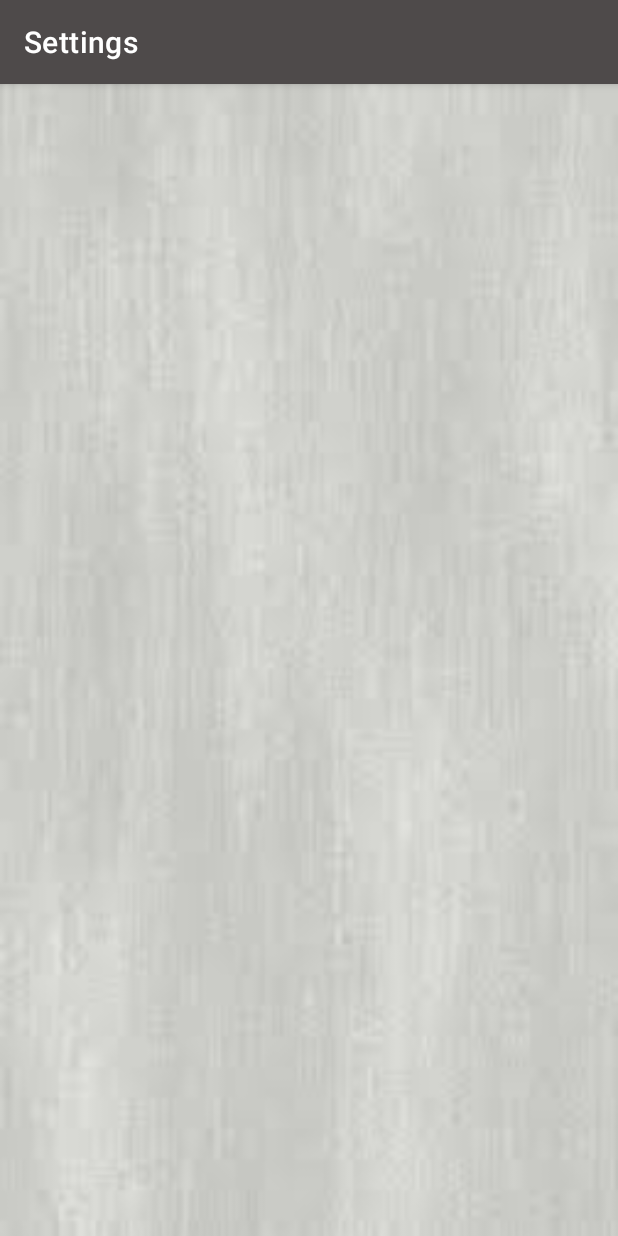
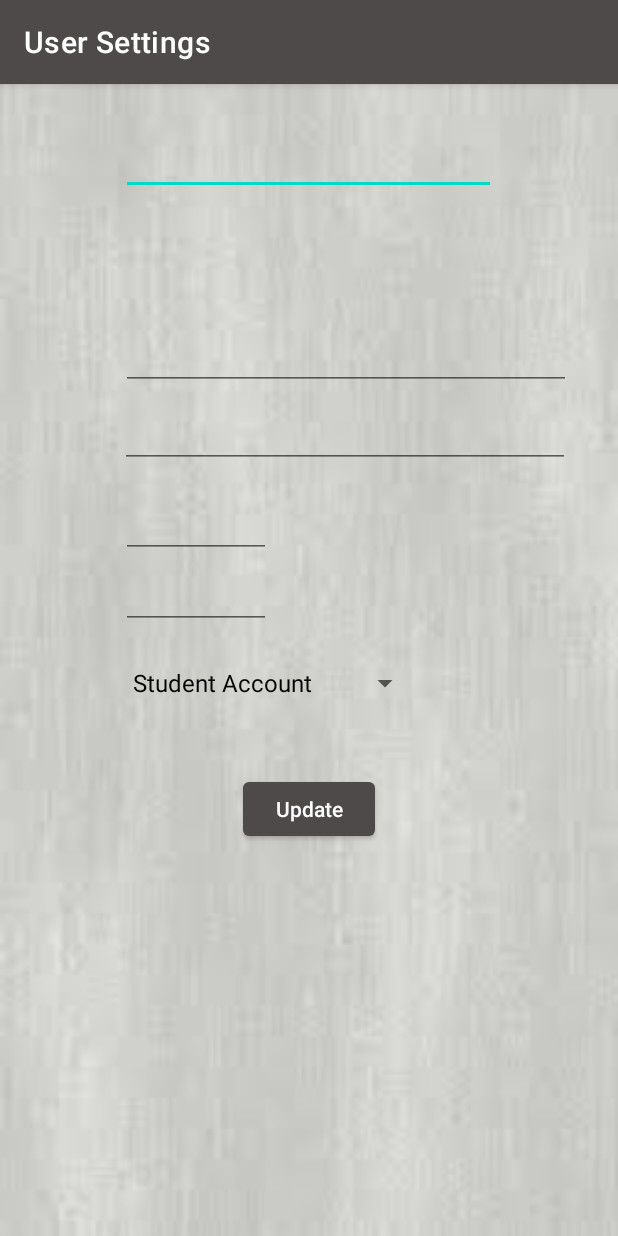
Before and after one commit to AjaideepSingh/SoftwarePatternsCA4, an Android app: the Settings screen opened directly, with no data from a screen before it, on a phone screen of 412 x 824 dp. Run offline under Robolectric (Android 15) with nearby library versions, the phone set to English and light mode, and no system bars; our stand-ins replace Firebase (no records; nobody signed in at launch, a user with empty details on screens opened directly); 8 statements that could not run were skipped.

Commit message:
Item review and ratings,Users setting page

```diff
--- a/app/src/main/java/Authentication/SignUp.java
+++ b/app/src/main/java/Authentication/SignUp.java
@@ -88,8 +88,8 @@ public class SignUp extends AppCompatActivity implements AdapterView.OnItemSelec
 
         ArrayList<String> studentAccount = new ArrayList<>();
         studentAccount.add("Are you a student?");
-        studentAccount.add("Yes");
-        studentAccount.add("No");
+        studentAccount.add("Student Account");
+        studentAccount.add("Non Student Account");
         ArrayAdapter<String> adapterStudent = new ArrayAdapter<String>(SignUp.this, android.R.layout.simple_spinner_dropdown_item, studentAccount) {
             @Override
             public boolean isEnabled(int position) {
--- a/app/src/main/java/com/example/softwarepatternsca4/Checkout.java
+++ b/app/src/main/java/com/example/softwarepatternsca4/Checkout.java
@@ -86,7 +86,7 @@ public class Checkout extends AppCompatActivity {
                                         totalPrice += cart.getItem().getPrice();
                                     }
                                 }
-                                if(user.getStudent().equalsIgnoreCase("yes")) {
+                                if(user.getStudent().equalsIgnoreCase("Student Account")) {
                                     totalPrice = totalPrice - (100 * 10 / 100);
                                     studentDiscount();
                                 }
--- a/app/src/main/java/com/example/softwarepatternsca4/Home.java
+++ b/app/src/main/java/com/example/softwarepatternsca4/Home.java
@@ -86,6 +86,9 @@ public class Home extends AppCompatActivity {
                     finish();
                     startActivity(new Intent(Home.this, LogIn.class));
                     break;
+                case R.id.reviewsScreen:
+                    startActivity(new Intent(Home.this, Reviews.class));
+                    break;
             }
             drawerLayout.closeDrawer(Gravity.START);
             return true;
--- a/app/src/main/java/com/example/softwarepatternsca4/Settings.java
+++ b/app/src/main/java/com/example/softwarepatternsca4/Settings.java
@@ -1,17 +1,145 @@
 package com.example.softwarepatternsca4;
 
+import androidx.annotation.NonNull;
 import androidx.appcompat.app.AppCompatActivity;
+import android.os.Bundle;
+import android.text.TextUtils;
+import android.view.View;
+import android.widget.AdapterView;
+import android.widget.ArrayAdapter;
+import android.widget.Button;
+import android.widget.EditText;
+import android.widget.Spinner;
+import android.widget.TextView;
+import android.widget.Toast;
+import com.google.firebase.auth.FirebaseAuth;
+import com.google.firebase.database.DataSnapshot;
+import com.google.firebase.database.DatabaseError;
+import com.google.firebase.database.DatabaseReference;
+import com.google.firebase.database.FirebaseDatabase;
+import com.google.firebase.database.ValueEventListener;
+import java.util.ArrayList;
+import java.util.Objects;
+import Model.User;
 
-import android.os.Bundle;
+public class Settings extends AppCompatActivity implements AdapterView.OnItemSelectedListener {
+    private EditText name,cardNumber,CVV,expiryDate,address;
+    private TextView email,accountType;
+    private Spinner studentSpinner;
+    private final FirebaseAuth mAuth = FirebaseAuth.getInstance();
+    private final ArrayList<String> accountTypes = new ArrayList<>();
 
-import java.util.Objects;
-
-public class Settings extends AppCompatActivity {
 
     @Override
     protected void onCreate(Bundle savedInstanceState) {
         super.onCreate(savedInstanceState);
         setContentView(R.layout.activity_settings);
-        Objects.requireNonNull(getSupportActionBar()).setTitle("Settings");
+        Objects.requireNonNull(getSupportActionBar()).setTitle("User Settings");
+        Button update = findViewById(R.id.settingsUpdate);
+        name = findViewById(R.id.userNameSettings);
+        cardNumber = findViewById(R.id.cardNumberSettings);
+        CVV = findViewById(R.id.cardCVVSettings);
+        expiryDate = findViewById(R.id.cardExpirySettings);
+        address = findViewById(R.id.addressSettings);
+        email = findViewById(R.id.settingsEmail);
+        accountType = findViewById(R.id.settingsAccountType);
+        studentSpinner = findViewById(R.id.studentSettingsSpinner);
+        populateSpinner();
+        fillFields();
+        update.setOnClickListener(v -> updateUserDetails());
+    }
+
+    public void populateSpinner() {
+        accountTypes.add("Student Account");
+        accountTypes.add("Non Student Account");
+        ArrayAdapter<String> adapterAccountType = new ArrayAdapter<>(Settings.this,android.R.layout.simple_spinner_dropdown_item,accountTypes);
+        adapterAccountType.setDropDownViewResource(android.R.layout.simple_spinner_dropdown_item);
+        studentSpinner.setAdapter(adapterAccountType);
+        studentSpinner.setOnItemSelectedListener(Settings.this);
+    }
+
+    public void fillFields() {
+        DatabaseReference databaseReference = FirebaseDatabase.getInstance().getReference("User").child(Objects.requireNonNull(mAuth.getUid()));
+        databaseReference.addListenerForSingleValueEvent(new ValueEventListener() {
+            @Override
+            public void onDataChange(@NonNull DataSnapshot snapshot) {
+                User user = snapshot.getValue(User.class);
+                name.setText(user.getName());
+                cardNumber.setText(user.getCardNumber());
+                CVV.setText(user.getCvv());
+                expiryDate.setText(user.getExpiryDate());
+                address.setText(user.getShippingAddress());
+                email.setText(user.getEmailAddress());
+                accountType.setText(user.getAccType());
+                for (int i = 0; i < accountTypes.size(); i++) {
+                    if (accountTypes.get(i).equalsIgnoreCase(user.getAccType())) {
+                        studentSpinner.setSelection(i);
+                    }
+                }
+            }
+
+            @Override
+            public void onCancelled(@NonNull DatabaseError error) {
+                Toast.makeText(Settings.this,"Error occurred: " + error.getMessage(),Toast.LENGTH_SHORT).show();
+            }
+        });
+    }
+
+    public void updateUserDetails() {
+        if(TextUtils.isEmpty(name.getText().toString())) {
+            name.setError("Error Field cannot be empty!");
+            name.requestFocus();
+        } else if(TextUtils.isEmpty(address.getText().toString())) {
+            address.setError("Error Field cannot be empty!");
+            address.requestFocus();
+        } else if(TextUtils.isEmpty(cardNumber.getText().toString())) {
+            cardNumber.setError("Error Field cannot be empty!");
+            cardNumber.requestFocus();
+        } else if(TextUtils.isEmpty(expiryDate.getText().toString())) {
+            expiryDate.setError("Error Field cannot be empty!");
+            expiryDate.requestFocus();
+        } else if(TextUtils.isEmpty(CVV.getText().toString())) {
+            CVV.setError("Error Field cannot be empty!");
+            CVV.requestFocus();
+        } else {
+            DatabaseReference updateRef = FirebaseDatabase.getInstance().getReference("User").child(Objects.requireNonNull(mAuth.getUid()));
+            updateRef.child("name").setValue(name.getText().toString().trim());
+            updateRef.child("shippingAddress").setValue(address.getText().toString().trim());
+            updateRef.child("cardNumber").setValue(cardNumber.getText().toString().trim());
+            updateRef.child("expiryDate").setValue(expiryDate.getText().toString().trim());
+            updateRef.child("cvv").setValue(CVV.getText().toString().trim());
+            updateRef.addListenerForSingleValueEvent(new ValueEventListener() {
+                @Override
+                public void onDataChange(@NonNull DataSnapshot snapshot) {
+                    User user = snapshot.getValue(User.class);
+                    assert user != null;
+                    name.setText(user.getName());
+                    address.setText(user.getShippingAddress());
+                    cardNumber.setText(user.getCardNumber());
+                    expiryDate.setText(user.getExpiryDate());
+                    CVV.setText(user.getCvv());
+                    for(int i = 0; i < accountTypes.size(); i++){
+                        if(accountTypes.get(i).equalsIgnoreCase(user.getAccType())) {
+                            studentSpinner.setSelection(i);
+                        }
+                    }
+                }
+
+                @Override
+                public void onCancelled(@NonNull DatabaseError error) {
+                    Toast.makeText(Settings.this,"Error occurred: " + error.getMessage(),Toast.LENGTH_SHORT).show();
+                }
+            });
+        }
+    }
+
+    @Override
+    public void onItemSelected(AdapterView<?> parent, View view, int position, long id) {
+
+    }
+
+    @Override
+    public void onNothingSelected(AdapterView<?> parent) {
+
     }
 }
--- a/app/src/main/res/layout/activity_settings.xml
+++ b/app/src/main/res/layout/activity_settings.xml
@@ -1,9 +1,124 @@
 <?xml version="1.0" encoding="utf-8"?>
 <androidx.constraintlayout.widget.ConstraintLayout xmlns:android="http://schemas.android.com/apk/res/android"
+    xmlns:app="http://schemas.android.com/apk/res-auto"
     xmlns:tools="http://schemas.android.com/tools"
     android:layout_width="match_parent"
     android:background="@drawable/bg"
     android:layout_height="match_parent"
     tools:context=".Settings">
 
+    <Button
+        android:id="@+id/settingsUpdate"
+        android:layout_width="wrap_content"
+        android:layout_height="wrap_content"
+        android:layout_marginStart="161dp"
+        android:layout_marginTop="36dp"
+        android:layout_marginEnd="162dp"
+        android:text="Update"
+        android:textAppearance="@style/TextAppearance.AppCompat.Body2"
+        app:layout_constraintEnd_toEndOf="parent"
+        app:layout_constraintStart_toStartOf="parent"
+        app:layout_constraintTop_toBottomOf="@+id/studentSettingsSpinner" />
+
+    <EditText
+        android:id="@+id/userNameSettings"
+        android:layout_width="250dp"
+        android:layout_height="wrap_content"
+        android:layout_marginStart="80dp"
+        android:layout_marginTop="34dp"
+        android:layout_marginEnd="81dp"
+        android:ems="10"
+        android:inputType="textPersonName"
+        android:textAppearance="@style/TextAppearance.AppCompat.Body2"
+        app:layout_constraintEnd_toEndOf="parent"
+        app:layout_constraintStart_toStartOf="parent"
+        app:layout_constraintTop_toTopOf="parent" />
+
+    <TextView
+        android:id="@+id/settingsEmail"
+        android:layout_width="300dp"
+        android:layout_height="wrap_content"
+        android:layout_marginStart="80dp"
+        android:layout_marginTop="10dp"
+        android:layout_marginEnd="31dp"
+        android:textAppearance="@style/TextAppearance.AppCompat.Body2"
+        app:layout_constraintEnd_toEndOf="parent"
+        app:layout_constraintStart_toStartOf="parent"
+        app:layout_constraintTop_toBottomOf="@+id/userNameSettings" />
+
+    <TextView
+        android:id="@+id/settingsAccountType"
+        android:layout_width="200dp"
+        android:layout_height="21dp"
+        android:layout_marginStart="80dp"
+        android:layout_marginTop="18dp"
+        android:layout_marginEnd="131dp"
+        android:textAppearance="@style/TextAppearance.AppCompat.Body2"
+        app:layout_constraintEnd_toEndOf="parent"
+        app:layout_constraintStart_toStartOf="parent"
+        app:layout_constraintTop_toBottomOf="@+id/settingsEmail" />
+
+    <EditText
+        android:id="@+id/addressSettings"
+        android:layout_width="300dp"
+        android:layout_height="wrap_content"
+        android:layout_marginStart="80dp"
+        android:layout_marginTop="21dp"
+        android:layout_marginEnd="31dp"
+        android:textAppearance="@style/TextAppearance.AppCompat.Body2"
+        app:layout_constraintEnd_toEndOf="parent"
+        app:layout_constraintStart_toStartOf="parent"
+        app:layout_constraintTop_toBottomOf="@+id/settingsAccountType" />
+
+    <EditText
+        android:id="@+id/cardNumberSettings"
+        android:layout_width="300dp"
+        android:layout_height="wrap_content"
+        android:layout_marginStart="80dp"
+        android:layout_marginTop="12dp"
+        android:maxLength="16"
+        android:layout_marginEnd="31dp"
+        android:inputType="number"
+        android:textAppearance="@style/TextAppearance.AppCompat.Body2"
+        app:layout_constraintEnd_toEndOf="parent"
+        app:layout_constraintHorizontal_bias="0.0"
+        app:layout_constraintStart_toStartOf="parent"
+        app:layout_constraintTop_toBottomOf="@+id/addressSettings" />
+
+    <EditText
+        android:id="@+id/cardExpirySettings"
+        android:layout_width="100dp"
+        android:layout_height="wrap_content"
+        android:layout_marginStart="80dp"
+        android:layout_marginTop="20dp"
+        android:layout_marginEnd="231dp"
+        android:textAppearance="@style/TextAppearance.AppCompat.Body2"
+        app:layout_constraintEnd_toEndOf="parent"
+        app:layout_constraintStart_toStartOf="parent"
+        app:layout_constraintTop_toBottomOf="@+id/cardNumberSettings" />
+
+    <EditText
+        android:id="@+id/cardCVVSettings"
+        android:layout_width="100dp"
+        android:layout_height="wrap_content"
+        android:maxLength="3"
+        android:layout_marginStart="80dp"
+        android:layout_marginTop="7dp"
+        android:layout_marginEnd="231dp"
+        android:inputType="number"
+        android:textAppearance="@style/TextAppearance.AppCompat.Body2"
+        app:layout_constraintEnd_toEndOf="parent"
+        app:layout_constraintStart_toStartOf="parent"
+        app:layout_constraintTop_toBottomOf="@+id/cardExpirySettings" />
+
+    <Spinner
+        android:id="@+id/studentSettingsSpinner"
+        android:layout_width="200dp"
+        android:layout_height="wrap_content"
+        android:layout_marginStart="80dp"
+        android:layout_marginTop="12dp"
+        android:layout_marginEnd="131dp"
+        app:layout_constraintEnd_toEndOf="parent"
+        app:layout_constraintStart_toStartOf="parent"
+        app:layout_constraintTop_toBottomOf="@+id/cardCVVSettings" />
 </androidx.constraintlayout.widget.ConstraintLayout>
--- a/app/src/main/res/menu/drawer_menu.xml
+++ b/app/src/main/res/menu/drawer_menu.xml
@@ -9,6 +9,9 @@
             android:icon="@drawable/settings"
             android:title="Settings"/>
         <item
+            android:id="@+id/reviewsScreen"
+            android:title="Product reviews" />
+        <item
             android:id="@+id/stockManager"
             android:title="Stock Manager"/>
         <item
--- a/app/src/main/res/values/strings.xml
+++ b/app/src/main/res/values/strings.xml
@@ -8,4 +8,5 @@
     values-round/strings.xml for round devices.
     -->
     <string name="hello_world">Hello Square World!</string>
+    <string name="title_activity_reviews">Reviews</string>
 </resources>
```
Also changed, not shown: app/src/main/AndroidManifest.xml (+10 -4 lines), app/src/main/java/Adapters/ReviewAdapter.java (added, +99 -0 lines), app/src/main/java/com/example/softwarepatternsca4/Reviews.java (added, +82 -0 lines), app/src/main/res/layout/activity_reviews.xml (added, +27 -0 lines), app/src/main/res/layout/review.xml (added, +62 -0 lines).
